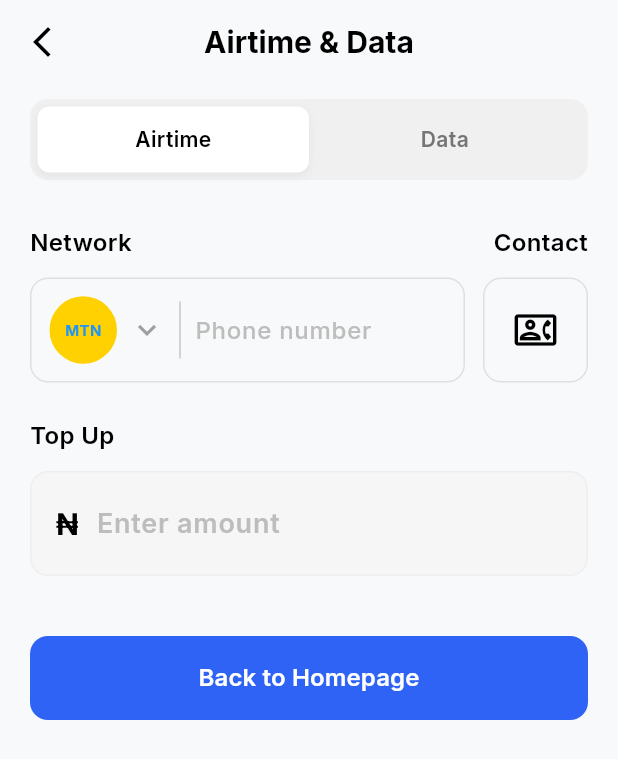
After one commit to Mheek-frosh/rexipaymobile, a Flutter app: the AirtimeScreen screen opened by its route, on a phone screen of 412 x 824 dp. The commit adds this screen. Shown: the top 759 px of the screen. Run offline on Flutter 3.47's test engine with Material 3 defaults, Android fonts, the phone set to English and light mode, and no system bars; our stand-ins replace fl_chart, get, google_fonts.

Commit message:
added airtime screen

```diff
--- /dev/null
+++ b/lib/bindings/airtime_binding.dart
@@ -0,0 +1,9 @@
+import 'package:get/get.dart';
+import '../controllers/airtime_controller.dart';
+
+class AirtimeBinding extends Bindings {
+  @override
+  void dependencies() {
+    Get.lazyPut<AirtimeController>(() => AirtimeController());
+  }
+}
--- /dev/null
+++ b/lib/controllers/airtime_controller.dart
@@ -0,0 +1,26 @@
+import 'package:flutter/material.dart';
+import 'package:get/get.dart';
+
+class AirtimeController extends GetxController {
+  final selectedTab = 0.obs; // 0 for Airtime, 1 for Data
+  final selectedNetwork = 'MTN'.obs;
+  final phoneNumberController = TextEditingController();
+  final amountController = TextEditingController();
+
+  final networks = ['MTN', 'Airtel', 'Glo', '9mobile'];
+
+  void switchTab(int index) {
+    selectedTab.value = index;
+  }
+
+  void setNetwork(String network) {
+    selectedNetwork.value = network;
+  }
+
+  @override
+  void onClose() {
+    phoneNumberController.dispose();
+    amountController.dispose();
+    super.onClose();
+  }
+}
--- a/lib/routes/app_pages.dart
+++ b/lib/routes/app_pages.dart
@@ -9,6 +9,8 @@ import '../screens/payment_success_screen.dart';
 import '../screens/auth/signup_screen.dart';
 import '../screens/auth/login_screen.dart';
 import '../screens/auth/otp_verification_screen.dart';
+import '../screens/airtime_screen.dart';
+import '../bindings/airtime_binding.dart';
 import 'app_routes.dart';
 
 // ignore: avoid_classes_with_only_static_members
@@ -56,5 +58,10 @@ class AppPages {
       page: () => const OtpVerificationScreen(),
       binding: MainBinding(),
     ),
+    GetPage(
+      name: Routes.AIRTIME,
+      page: () => const AirtimeScreen(),
+      binding: AirtimeBinding(),
+    ),
   ];
 }
--- a/lib/routes/app_routes.dart
+++ b/lib/routes/app_routes.dart
@@ -10,6 +10,7 @@ abstract class Routes {
   static const SIGNUP = _Paths.SIGNUP;
   static const LOGIN = _Paths.LOGIN;
   static const OTP_VERIFICATION = _Paths.OTP_VERIFICATION;
+  static const AIRTIME = _Paths.AIRTIME;
 }
 
 abstract class _Paths {
@@ -23,4 +24,5 @@ abstract class _Paths {
   static const SIGNUP = '/signup';
   static const LOGIN = '/login';
   static const OTP_VERIFICATION = '/otp-verification';
+  static const AIRTIME = '/airtime';
 }
--- /dev/null
+++ b/lib/screens/airtime_screen.dart
@@ -0,0 +1,297 @@
+import 'package:flutter/material.dart';
+import 'package:get/get.dart';
+import 'package:google_fonts/google_fonts.dart';
+import '../controllers/airtime_controller.dart';
+import '../utils/app_colors.dart';
+import '../utils/app_text.dart';
+import '../utils/app_strings.dart';
+import '../widgets/custom_buttons.dart';
+
+class AirtimeScreen extends GetView<AirtimeController> {
+  const AirtimeScreen({super.key});
+
+  @override
+  Widget build(BuildContext context) {
+    return Scaffold(
+      backgroundColor: AppColors.background,
+      appBar: AppBar(
+        backgroundColor: Colors.transparent,
+        elevation: 0,
+        leading: IconButton(
+          icon: Icon(Icons.arrow_back_ios_new, color: AppColors.textPrimary),
+          onPressed: () => Get.back(),
+        ),
+        title: Text(
+          AppStrings.airtimeAndData,
+          style: AppText.header2.copyWith(fontWeight: FontWeight.w700),
+        ),
+        centerTitle: true,
+      ),
+      body: SingleChildScrollView(
+        padding: const EdgeInsets.symmetric(horizontal: 20),
+        child: Column(
+          crossAxisAlignment: CrossAxisAlignment.start,
+          children: [
+            const SizedBox(height: 10),
+            _buildTabToggle(),
+            const SizedBox(height: 30),
+            _buildNetworkSection(),
+            const SizedBox(height: 24),
+            _buildTopUpSection(),
+            const SizedBox(height: 40),
+            PrimaryButton(
+              text: AppStrings.backToHomepage,
+              onPressed: () => Get.offAllNamed('/'),
+              width: double.infinity,
+            ),
+          ],
+        ),
+      ),
+    );
+  }
+
+  Widget _buildTabToggle() {
+    return Container(
+      padding: const EdgeInsets.all(5),
+      decoration: BoxDecoration(
+        color: AppColors.surfaceVariant,
+        borderRadius: BorderRadius.circular(12),
+      ),
+      child: Obx(
+        () => Row(
+          children: [
+            Expanded(
+              child: GestureDetector(
+                onTap: () => controller.switchTab(0),
+                child: Container(
+                  padding: const EdgeInsets.symmetric(vertical: 12),
+                  decoration: BoxDecoration(
+                    color: controller.selectedTab.value == 0
+                        ? AppColors.cardBackground
+                        : Colors.transparent,
+                    borderRadius: BorderRadius.circular(8),
+                    boxShadow: controller.selectedTab.value == 0
+                        ? [
+                            BoxShadow(
+                              color: Colors.black.withOpacity(0.05),
+                              blurRadius: 4,
+                              offset: const Offset(0, 2),
+                            ),
+                          ]
+                        : null,
+                  ),
+                  child: Center(
+                    child: Text(
+                      AppStrings.airtime,
+                      style: GoogleFonts.inter(
+                        fontSize: 14,
+                        fontWeight: FontWeight.w600,
+                        color: controller.selectedTab.value == 0
+                            ? AppColors.textPrimary
+                            : AppColors.textSecondary,
+                      ),
+                    ),
+                  ),
+                ),
+              ),
+            ),
+            Expanded(
+              child: GestureDetector(
+                onTap: () => controller.switchTab(1),
+                child: Container(
+                  padding: const EdgeInsets.symmetric(vertical: 12),
+                  decoration: BoxDecoration(
+                    color: controller.selectedTab.value == 1
+                        ? AppColors.cardBackground
+                        : Colors.transparent,
+                    borderRadius: BorderRadius.circular(8),
+                    boxShadow: controller.selectedTab.value == 1
+                        ? [
+                            BoxShadow(
+                              color: Colors.black.withOpacity(0.05),
+                              blurRadius: 4,
+                              offset: const Offset(0, 2),
+                            ),
+                          ]
+                        : null,
+                  ),
+                  child: Center(
+                    child: Text(
+                      AppStrings.data,
+                      style: GoogleFonts.inter(
+                        fontSize: 14,
+                        fontWeight: FontWeight.w600,
+                        color: controller.selectedTab.value == 1
+                            ? AppColors.textPrimary
+                            : AppColors.textSecondary,
+                      ),
+                    ),
+                  ),
+                ),
+              ),
+            ),
+          ],
+        ),
+      ),
+    );
+  }
+
+  Widget _buildNetworkSection() {
+    return Column(
+      crossAxisAlignment: CrossAxisAlignment.start,
+      children: [
+        Row(
+          mainAxisAlignment: MainAxisAlignment.spaceBetween,
+          children: [
+            Text(
+              AppStrings.network,
+              style: GoogleFonts.inter(
+                fontSize: 16,
+                fontWeight: FontWeight.w600,
+                color: AppColors.textPrimary,
+              ),
+            ),
+            Text(
+              AppStrings.contact,
+              style: GoogleFonts.inter(
+                fontSize: 16,
+                fontWeight: FontWeight.w600,
+                color: AppColors.textPrimary,
+              ),
+            ),
+          ],
+        ),
+        const SizedBox(height: 12),
+        Row(
+          children: [
+            Expanded(
+              flex: 4,
+              child: Container(
+                height: 70,
+                padding: const EdgeInsets.symmetric(horizontal: 12),
+                decoration: BoxDecoration(
+                  border: Border.all(color: Colors.grey[300]!),
+                  borderRadius: BorderRadius.circular(12),
+                ),
+                child: Row(
+                  children: [
+                    // Network Placeholder Logo
+                    Container(
+                      width: 45,
+                      height: 45,
+                      decoration: const BoxDecoration(
+                        color: Color(0xFFFFD100), // MTN Yellow
+                        shape: BoxShape.circle,
+                      ),
+                      child: const Center(
+                        child: Text(
+                          'MTN',
+                          style: TextStyle(
+                            fontSize: 10,
+                            fontWeight: FontWeight.bold,
+                            color: Colors.blue,
+                          ),
+                        ),
+                      ),
+                    ),
+                    const SizedBox(width: 8),
+                    const Icon(Icons.keyboard_arrow_down, color: Colors.grey),
+                    const Padding(
+                      padding: EdgeInsets.symmetric(vertical: 15),
+                      child: VerticalDivider(width: 20, thickness: 1),
+                    ),
+                    Expanded(
+                      child: TextField(
+                        controller: controller.phoneNumberController,
+                        keyboardType: TextInputType.phone,
+                        style: GoogleFonts.inter(
+                          fontSize: 16,
+                          fontWeight: FontWeight.w500,
+                          color: AppColors.textPrimary,
+                        ),
+                        decoration: InputDecoration(
+                          hintText: AppStrings.phoneNumberHint,
+                          border: InputBorder.none,
+                          hintStyle: GoogleFonts.inter(color: Colors.grey[400]),
+                        ),
+                      ),
+                    ),
+                  ],
+                ),
+              ),
+            ),
+            const SizedBox(width: 12),
+            Container(
+              height: 70,
+              width: 70,
+              decoration: BoxDecoration(
+                border: Border.all(color: Colors.grey[300]!),
+                borderRadius: BorderRadius.circular(12),
+              ),
+              child: Icon(
+                Icons.contact_phone_outlined,
+                color: AppColors.textPrimary,
+                size: 28,
+              ),
+            ),
+          ],
+        ),
+      ],
+    );
+  }
+
+  Widget _buildTopUpSection() {
+    return Column(
+      crossAxisAlignment: CrossAxisAlignment.start,
+      children: [
+        Text(
+          AppStrings.topUp,
+          style: GoogleFonts.inter(
+            fontSize: 16,
+            fontWeight: FontWeight.w600,
+            color: AppColors.textPrimary,
+          ),
+        ),
+        const SizedBox(height: 12),
+        Container(
+          height: 70,
+          padding: const EdgeInsets.symmetric(horizontal: 16),
+          decoration: BoxDecoration(
+            color: AppColors.surfaceVariant.withOpacity(0.3),
+            border: Border.all(color: Colors.grey[200]!),
+            borderRadius: BorderRadius.circular(12),
+          ),
+          child: Row(
+            children: [
+              Text(
+                '₦',
+                style: GoogleFonts.inter(
+                  fontSize: 20,
+                  fontWeight: FontWeight.bold,
+                  color: AppColors.textPrimary,
+                ),
+              ),
+              const SizedBox(width: 12),
+              Expanded(
+                child: TextField(
+                  controller: controller.amountController,
+                  keyboardType: TextInputType.number,
+                  style: GoogleFonts.inter(
+                    fontSize: 18,
+                    fontWeight: FontWeight.w600,
+                    color: AppColors.textPrimary,
+                  ),
+                  decoration: InputDecoration(
+                    hintText: AppStrings.enterAmount,
+                    border: InputBorder.none,
+                    hintStyle: GoogleFonts.inter(color: Colors.grey[400]),
+                  ),
+                ),
+              ),
+            ],
+          ),
+        ),
+      ],
+    );
+  }
+}
--- a/lib/utils/app_strings.dart
+++ b/lib/utils/app_strings.dart
@@ -116,6 +116,14 @@ class AppStrings {
   static const String addMoney = "Add Money";
   static const String bank = "Bank";
   static const String crypto = "Crypto";
+  static const String airtimeAndData = "Airtime & Data";
+  static const String airtime = "Airtime";
+  static const String data = "Data";
+  static const String network = "Network";
+  static const String contact = "Contact";
+  static const String topUp = "Top Up";
+  static const String enterAmount = "Enter amount";
+  static const String phoneNumberHint = "Phone number";
 
   // Common
   static const String details = "Details";
--- a/lib/widgets/quick_actions.dart
+++ b/lib/widgets/quick_actions.dart
@@ -1,6 +1,8 @@
 import 'package:flutter/material.dart';
 import 'package:google_fonts/google_fonts.dart';
 import '../utils/app_colors.dart';
+import 'package:get/get.dart';
+import '../routes/app_routes.dart';
 
 class QuickActions extends StatelessWidget {
   const QuickActions({super.key});
@@ -97,7 +99,13 @@ class QuickActions extends StatelessWidget {
               itemCount: actions.length,
               itemBuilder: (context, index) {
                 final action = actions[index];
-                return Column(
+                return GestureDetector(
+                  onTap: () {
+                    if (action['label'] == 'Airtime') {
+                      Get.toNamed(Routes.AIRTIME);
+                    }
+                  },
+                  child: Column(
                     mainAxisSize: MainAxisSize.min,
                     children: [
                       Container(
@@ -129,6 +137,7 @@ class QuickActions extends StatelessWidget {
                         ),
                       ),
                     ],
+                  ),
                 );
               },
             ),
```
Lines whose indentation alone changed are shown as unchanged.
